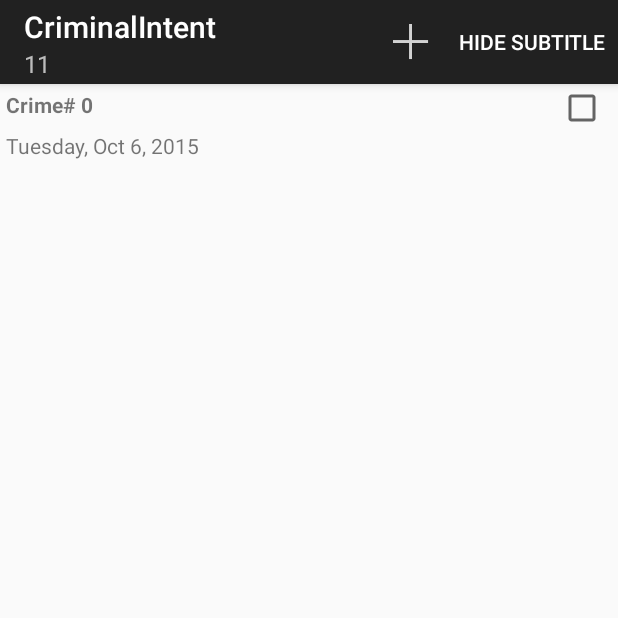
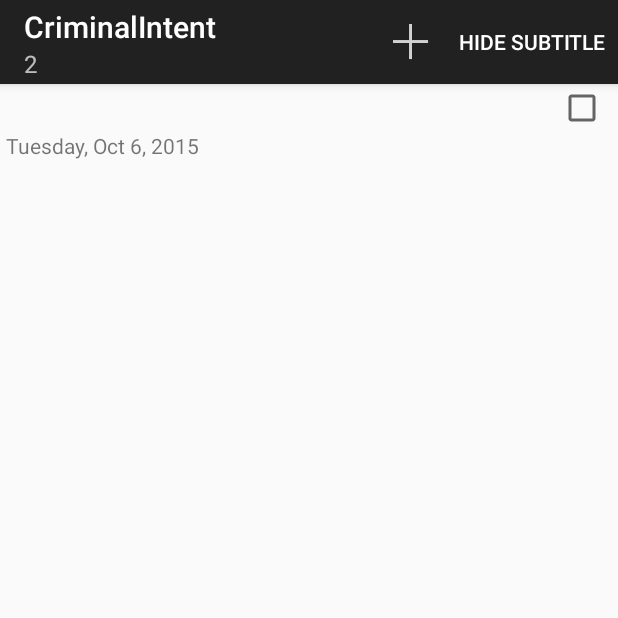
Before and after one commit to SkedsGilbert/Crime, an Android app: the screen it shows after launch (CrimeListActivity), after a tap on "SHOW SUBTITLE", on a phone screen of 412 x 824 dp, the top half of it. Run offline under Robolectric (Android 15) with nearby library versions, the phone set to English and light mode, and no system bars; 2 other taps on this screen came first.

Commit message:
Created Database and changed app to read and write to database.

```diff
--- a/app/src/main/java/com/south42studios/criminalintent/Crime.java
+++ b/app/src/main/java/com/south42studios/criminalintent/Crime.java
@@ -14,13 +14,17 @@ public class Crime {
     private Date mDate;
     private boolean mSolved;
 
-    public Crime(){
-        mID = UUID.randomUUID();
-        mDate = new Date();
+    public Crime() {
+        this(UUID.randomUUID());
     }
 
     public UUID getID() {
         return mID;
+    }
+
+    public Crime(UUID id){
+        mID = id;
+        mDate = new Date();
     }
 
     public String getTitle() {
--- a/app/src/main/java/com/south42studios/criminalintent/CrimeLab.java
+++ b/app/src/main/java/com/south42studios/criminalintent/CrimeLab.java
@@ -1,6 +1,15 @@
 package com.south42studios.criminalintent;
 
+import android.content.ContentValues;
 import android.content.Context;
+import android.database.Cursor;
+import android.database.sqlite.SQLiteDatabase;
+import android.provider.Telephony;
+
+import com.south42studios.criminalintent.database.CrimeBaseHelper;
+import com.south42studios.criminalintent.database.CrimeCursorWrapper;
+import com.south42studios.criminalintent.database.CrimeDbSchema;
+import com.south42studios.criminalintent.database.CrimeDbSchema.CrimeTable;
 
 import java.util.ArrayList;
 import java.util.List;
@@ -11,43 +20,94 @@ import java.util.UUID;
  */
 public class CrimeLab {
     private static CrimeLab sCrimeLab;
-    private List<Crime> mCrimes;
+    private Context mContext;
+    private SQLiteDatabase mDatabase;
 
     public static CrimeLab get(Context context) {
-        if (sCrimeLab == null){
+        if (sCrimeLab == null) {
             sCrimeLab = new CrimeLab(context);
         }
         return sCrimeLab;
     }
 
-    private CrimeLab(Context context){
-        mCrimes = new ArrayList<>();
+    private CrimeLab(Context context) {
+        mContext = context.getApplicationContext();
+        mDatabase = new CrimeBaseHelper(mContext).getWritableDatabase();
 
-        for (int i = 0; i<10; i++){
-            Crime crime = new Crime();
-            crime.setTitle("Crime# " + i);
-            mCrimes.add(crime);
+    }
+
+    public List<Crime> getCrimes() {
+        List<Crime> crimes = new ArrayList<>();
+
+        CrimeCursorWrapper cursor = queryCrimes(null,null);
+
+        try {
+            cursor.moveToFirst();
+            while (!cursor.isAfterLast()) {
+                crimes.add(cursor.getCrime());
+                cursor.moveToNext();
+            }
+        } finally {
+            cursor.close();
+        }
+        return crimes;
+    }
+
+
+    public void addCrime(Crime c) {
+        ContentValues values = getContentValues(c);
+        mDatabase.insert(CrimeTable.NAME, null, values);
+    }
+
+    public void removeCrime(int c) {
+    }
+
+    public Crime getCrimes(UUID id) {
+        CrimeCursorWrapper cursor = queryCrimes(
+                CrimeTable.Cols.UUID + " =? ",
+                new String[] {id.toString()}
+        );
+
+        try {
+            if (cursor.getCount() == 0) {
+                return null;
+            }
+
+            cursor.moveToFirst();
+            return cursor.getCrime();
+
+        } finally {
+            cursor.close();
         }
     }
 
-    public List<Crime> getCrimes(){
-        return mCrimes;
+    public void updateCrime(Crime crime) {
+        String uuidString = crime.getID().toString();
+        ContentValues values = getContentValues(crime);
+
+        mDatabase.update(CrimeTable.NAME,values,CrimeTable.Cols.UUID + " = ?",
+                new String[] {uuidString} );
     }
 
-    public void addCrime(Crime c){
-        mCrimes.add(c);
+    private static ContentValues getContentValues(Crime crime) {
+        ContentValues values = new ContentValues();
+        values.put(CrimeTable.Cols.UUID, crime.getID().toString());
+        values.put(CrimeTable.Cols.TITLE, crime.getTitle());
+        values.put(CrimeTable.Cols.DATE, crime.getDate().getTime());
+        values.put(CrimeTable.Cols.SOLVED, crime.isSolved() ? 1 : 0);
+        return values;
     }
 
-    public void removeCrime(int c){
-        mCrimes.remove(c);
-    }
-
-    public Crime getCrimes(UUID id){
-        for (Crime crime : mCrimes){
-            if (crime.getID().equals(id)){
-                return crime;
-            }
-        }
-        return null;
+    private CrimeCursorWrapper queryCrimes(String whereClause, String[] whereArgs) {
+        Cursor cursor = mDatabase.query (
+                CrimeTable.NAME,
+                null, //Columns
+                whereClause,
+                whereArgs,
+                null, //groupBy
+                null, //having
+                null //orderBy
+        );
+        return new CrimeCursorWrapper(cursor);
     }
 }
--- a/app/src/main/java/com/south42studios/criminalintent/CrimeListActivity.java
+++ b/app/src/main/java/com/south42studios/criminalintent/CrimeListActivity.java
@@ -8,7 +8,7 @@ import android.support.v4.app.Fragment;
 public class CrimeListActivity extends SingleFragmentActivity {
 
     @Override
-    protected Fragment createFragment(){
+    protected Fragment createFragment() {
         return new CrimeListFragment();
     }
 }
--- a/app/src/main/java/com/south42studios/criminalintent/CrimeListFragment.java
+++ b/app/src/main/java/com/south42studios/criminalintent/CrimeListFragment.java
@@ -13,8 +13,10 @@ import android.view.MenuInflater;
 import android.view.MenuItem;
 import android.view.View;
 import android.view.ViewGroup;
+import android.widget.Button;
 import android.widget.CheckBox;
 import android.widget.CompoundButton;
+import android.widget.LinearLayout;
 import android.widget.TextView;
 import android.widget.Toast;
 
@@ -32,60 +34,76 @@ public class CrimeListFragment extends Fragment {
     private static final String TAG = "com.south42studios";
     private int position;
     private boolean mSubTitleVisible;
+    private LinearLayout mNoCrimesLayout;
+    private Button newCrimeButton;
 
     @Override
-    public void onCreate(Bundle savedInstanceState){
+    public void onCreate(Bundle savedInstanceState) {
         super.onCreate(savedInstanceState);
         setHasOptionsMenu(true);
     }
 
     @Override
-    public View onCreateView(LayoutInflater inflater, ViewGroup container, Bundle savedInstanceState){
+    public View onCreateView(LayoutInflater inflater, ViewGroup container, Bundle savedInstanceState) {
+//        Log.d(TAG,"Data set is empty = " + savedInstanceState.isEmpty());
         View view = inflater.inflate(R.layout.fragment_crime_list, container, false);
 
+        mNoCrimesLayout = (LinearLayout) view.findViewById(R.id.empty_crime_list_layout);
         mCrimeRecyclerView = (RecyclerView) view.findViewById(R.id.crime_recycler_view);
         mCrimeRecyclerView.setLayoutManager(new LinearLayoutManager(getActivity()));
 
-        if(savedInstanceState != null){
+
+        if (savedInstanceState != null) {
             mSubTitleVisible = savedInstanceState.getBoolean(SAVED_SUBTITLE_VISIBLE);
         }
+
+        newCrimeButton = (Button) view.findViewById(R.id.new_crime_button);
+        newCrimeButton.setOnClickListener(new View.OnClickListener() {
+            @Override
+            public void onClick(View v) {
+                Crime crime = new Crime();
+                CrimeLab.get(getActivity()).addCrime(crime);
+                Intent intent = CrimePagerActivity.newIntent(getActivity(), crime.getID());
+                startActivity(intent);
+            }
+        });
 
         updateUI();
         return view;
     }
 
     @Override
-    public void onResume(){
+    public void onResume() {
         super.onResume();
         updateUI();
     }
 
     @Override
-    public void onSaveInstanceState(Bundle outState){
+    public void onSaveInstanceState(Bundle outState) {
         super.onSaveInstanceState(outState);
-        outState.putBoolean(SAVED_SUBTITLE_VISIBLE,mSubTitleVisible);
+        outState.putBoolean(SAVED_SUBTITLE_VISIBLE, mSubTitleVisible);
     }
 
     @Override
-    public void onCreateOptionsMenu(Menu menu, MenuInflater inflater){
+    public void onCreateOptionsMenu(Menu menu, MenuInflater inflater) {
         super.onCreateOptionsMenu(menu, inflater);
         inflater.inflate(R.menu.fragment_crime_list, menu);
 
         MenuItem subtitleItem = menu.findItem(R.id.menu_item_show_subtitle);
-        if (mSubTitleVisible){
+        if (mSubTitleVisible) {
             subtitleItem.setTitle(R.string.hide_subtitle);
-        }else{
+        } else {
             subtitleItem.setTitle(R.string.show_subtitle);
         }
     }
 
     @Override
-    public boolean onOptionsItemSelected(MenuItem item){
-        switch (item.getItemId()){
+    public boolean onOptionsItemSelected(MenuItem item) {
+        switch (item.getItemId()) {
             case R.id.menu_item_new_crime:
                 Crime crime = new Crime();
                 CrimeLab.get(getActivity()).addCrime(crime);
-                Intent intent = CrimePagerActivity.newIntent(getActivity(),crime.getID());
+                Intent intent = CrimePagerActivity.newIntent(getActivity(), crime.getID());
                 startActivity(intent);
                 return true;
             case R.id.menu_item_show_subtitle:
@@ -93,15 +111,16 @@ public class CrimeListFragment extends Fragment {
                 getActivity().invalidateOptionsMenu();
                 updateSubtitle();
                 return true;
-            default: return super.onOptionsItemSelected(item);
+            default:
+                return super.onOptionsItemSelected(item);
         }
     }
 
-    private void updateSubtitle(){
+    private void updateSubtitle() {
         CrimeLab crimeLab = CrimeLab.get(getActivity());
         int crimeCount = crimeLab.getCrimes().size();
         String subtitle = getString(R.string.subtitle_format, crimeCount);
-        if (!mSubTitleVisible){
+        if (!mSubTitleVisible) {
             subtitle = null;
         }
 
@@ -113,24 +132,28 @@ public class CrimeListFragment extends Fragment {
         CrimeLab crimeLab = CrimeLab.get(getActivity());
         List<Crime> crimes = crimeLab.getCrimes();
 
-        if(mAdapter == null) {
+        if (mAdapter == null) {
             mAdapter = new CrimeAdapter(crimes);
             mCrimeRecyclerView.setAdapter(mAdapter);
         } else {
+            mAdapter.setCrimes(crimes);
             mAdapter.notifyDataSetChanged();
-//            mAdapter.notifyItemChanged(position);
+        }
+
+        if (crimeLab.getCrimes().size() > 0) {
+            mNoCrimesLayout.setVisibility(View.GONE);
         }
 
         updateSubtitle();
     }
 
-    private class CrimeHolder extends RecyclerView.ViewHolder implements View.OnClickListener{
+    private class CrimeHolder extends RecyclerView.ViewHolder implements View.OnClickListener {
         private TextView mTitleTextView;
         private TextView mDateTextView;
         private CheckBox mSolvedCheckBox;
         private Crime mCrime;
 
-        public CrimeHolder(View itemView){
+        public CrimeHolder(View itemView) {
             super(itemView);
             itemView.setOnClickListener(this);
             mTitleTextView = (TextView) itemView.findViewById(R.id.list_item_crime_title_text_view);
@@ -154,7 +177,7 @@ public class CrimeListFragment extends Fragment {
         }
 
         @Override
-        public void onClick(View v){
+        public void onClick(View v) {
             position = getPosition();
             Intent intent = CrimePagerActivity.newIntent(getActivity(), mCrime.getID());
             startActivity(intent);
@@ -162,29 +185,33 @@ public class CrimeListFragment extends Fragment {
     }
 
 
-    private class CrimeAdapter extends RecyclerView.Adapter<CrimeHolder>{
+    private class CrimeAdapter extends RecyclerView.Adapter<CrimeHolder> {
         private List<Crime> mCrimes;
 
-        public CrimeAdapter(List<Crime> crimes){
+        public CrimeAdapter(List<Crime> crimes) {
             mCrimes = crimes;
         }
 
         @Override
-            public CrimeHolder onCreateViewHolder(ViewGroup parent, int viewType){
+        public CrimeHolder onCreateViewHolder(ViewGroup parent, int viewType) {
             LayoutInflater layoutInflater = LayoutInflater.from(getActivity());
-            View view = layoutInflater.inflate(R.layout.list_item_crime,parent,false);
+            View view = layoutInflater.inflate(R.layout.list_item_crime, parent, false);
             return new CrimeHolder(view);
         }
 
         @Override
-        public void onBindViewHolder(CrimeHolder holder, int position){
+        public void onBindViewHolder(CrimeHolder holder, int position) {
             Crime crime = mCrimes.get(position);
             holder.bindCrime(crime);
         }
 
         @Override
-        public int getItemCount(){
+        public int getItemCount() {
             return mCrimes.size();
+        }
+
+        public void setCrimes(List<Crime> crimes) {
+            mCrimes = crimes;
         }
     }
 }
--- a/app/src/main/java/com/south42studios/criminalintent/SingleFragmentActivity.java
+++ b/app/src/main/java/com/south42studios/criminalintent/SingleFragmentActivity.java
@@ -14,14 +14,14 @@ public abstract class SingleFragmentActivity extends AppCompatActivity {
     protected abstract Fragment createFragment();
 
     @Override
-    public void onCreate(Bundle savedInstanceState){
+    public void onCreate(Bundle savedInstanceState) {
         super.onCreate(savedInstanceState);
         setContentView(R.layout.activity_fragment);
 
         FragmentManager fm = getSupportFragmentManager();
         Fragment fragment = fm.findFragmentById(R.id.fragment_container);
 
-        if (fragment == null){
+        if (fragment == null) {
             fragment = createFragment();
             fm.beginTransaction().add(R.id.fragment_container, fragment).commit();
         }
--- /dev/null
+++ b/app/src/main/java/com/south42studios/criminalintent/database/CrimeBaseHelper.java
@@ -0,0 +1,37 @@
+package com.south42studios.criminalintent.database;
+
+import android.content.Context;
+import android.database.sqlite.SQLiteDatabase;
+import android.database.sqlite.SQLiteOpenHelper;
+
+import com.south42studios.criminalintent.database.CrimeDbSchema.CrimeTable;
+
+/**
+ * Created by Jsin on 10/3/2015.
+ */
+public class CrimeBaseHelper extends SQLiteOpenHelper {
+    private static final int VERSION = 1;
+    private static final String DATABASE_NAME = "CRIMEBASE.db";
+
+    public CrimeBaseHelper(Context context) {
+        super(context, DATABASE_NAME, null, VERSION);
+    }
+
+    @Override
+    public void onCreate(SQLiteDatabase db) {
+        db.execSQL(
+                "CREATE TABLE " + CrimeTable.NAME
+                        + "(" + "_id integer primary key autoincrement, "
+                        + CrimeTable.Cols.UUID + ","
+                        + CrimeTable.Cols.TITLE + ","
+                        + CrimeTable.Cols.DATE + ","
+                        + CrimeTable.Cols.SOLVED + ")"
+        );
+    }
+
+    @Override
+    public void onUpgrade(SQLiteDatabase db, int oldVersion, int newVersion) {
+
+    }
+
+}
--- /dev/null
+++ b/app/src/main/java/com/south42studios/criminalintent/database/CrimeCursorWrapper.java
@@ -0,0 +1,39 @@
+package com.south42studios.criminalintent.database;
+
+import android.database.Cursor;
+import android.database.CursorWrapper;
+
+import com.south42studios.criminalintent.Crime;
+import com.south42studios.criminalintent.database.CrimeDbSchema.CrimeTable;
+
+import java.util.Date;
+import java.util.UUID;
+
+/**
+ * Created by Jsin on 10/3/2015.
+ */
+public class CrimeCursorWrapper extends CursorWrapper {
+    /**
+     * Creates a cursor wrapper.
+     *
+     * @param cursor The underlying cursor to wrap.
+     */
+    public CrimeCursorWrapper(Cursor cursor) {
+        super(cursor);
+    }
+
+    public Crime getCrime() {
+        String uuidString = getString(getColumnIndex(CrimeTable.Cols.UUID));
+        String title = getString(getColumnIndex(CrimeTable.Cols.TITLE));
+        long date = getLong(getColumnIndex(CrimeTable.Cols.DATE));
+        int isSolved = getInt(getColumnIndex(CrimeTable.Cols.SOLVED));
+
+        Crime crime = new Crime(UUID.fromString(uuidString));
+        crime.setTitle(title);
+        crime.setDate(new Date(date));
+        crime.setSolved(isSolved != 0);
+
+
+        return crime;
+    }
+}
--- a/app/src/main/res/layout/fragment_crime_list.xml
+++ b/app/src/main/res/layout/fragment_crime_list.xml
@@ -1,5 +1,36 @@
-<android.support.v7.widget.RecyclerView
-    xmlns:android="http://schemas.android.com/apk/res/android"
-    android:id="@+id/crime_recycler_view"
-    android:layout_width="match_parent"
-    android:layout_height="match_parent" />
+<?xml version="1.0" encoding="utf-8"?>
+<LinearLayout xmlns:android="http://schemas.android.com/apk/res/android"
+              android:orientation="vertical"
+              android:layout_width="match_parent"
+              android:layout_height="match_parent">
+
+    <LinearLayout
+        android:id="@+id/empty_crime_list_layout"
+        android:layout_width="match_parent"
+        android:layout_height="wrap_content"
+        android:orientation="horizontal">
+
+        <TextView
+            android:layout_width="wrap_content"
+            android:layout_height="wrap_content"
+            android:text="Crime list is empty"
+            android:paddingLeft="15dp"
+            android:textSize="18sp"
+            android:layout_weight="1"/>
+
+        <Button
+            android:id="@+id/new_crime_button"
+            android:layout_width="wrap_content"
+            android:layout_height="wrap_content"
+            android:text="Add Crime"
+            android:layout_weight="1"/>
+
+    </LinearLayout>
+
+    <android.support.v7.widget.RecyclerView
+        xmlns:android="http://schemas.android.com/apk/res/android"
+        android:id="@+id/crime_recycler_view"
+        android:layout_width="match_parent"
+        android:layout_height="match_parent" />
+
+</LinearLayout>
--- a/app/src/main/res/layout/list_item_crime.xml
+++ b/app/src/main/res/layout/list_item_crime.xml
@@ -2,7 +2,6 @@
 <RelativeLayout xmlns:android="http://schemas.android.com/apk/res/android"
                 android:layout_width="match_parent"
                 android:layout_height="match_parent">
-
     <CheckBox
         android:id="@+id/list_item_crime_solved_check_box"
         android:layout_width="wrap_content"
```
Also changed, not shown: app/src/main/java/com/south42studios/criminalintent/CrimeFragment.java (+29 -19 lines), app/src/main/java/com/south42studios/criminalintent/CrimePagerActivity.java (+7 -7 lines), app/src/main/java/com/south42studios/criminalintent/DatePickerFragment.java (+11 -11 lines), app/src/main/java/com/south42studios/criminalintent/TimePickerFragment.java (+11 -12 lines), app/src/main/java/com/south42studios/criminalintent/database/CrimeDbSchema.java (added, +18 -0 lines).
